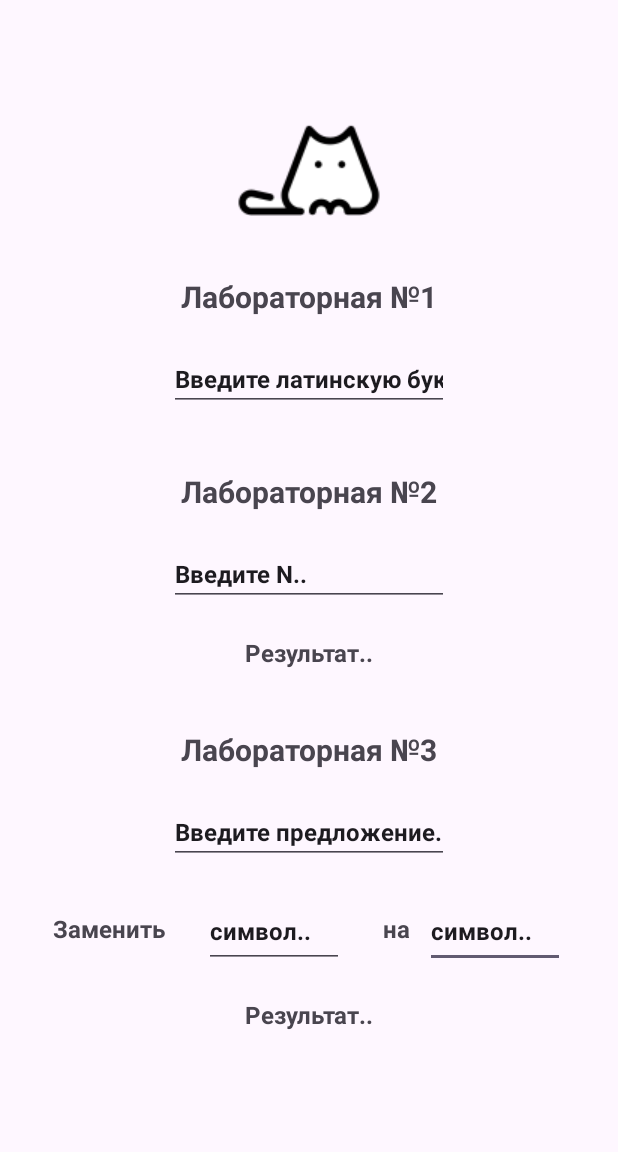
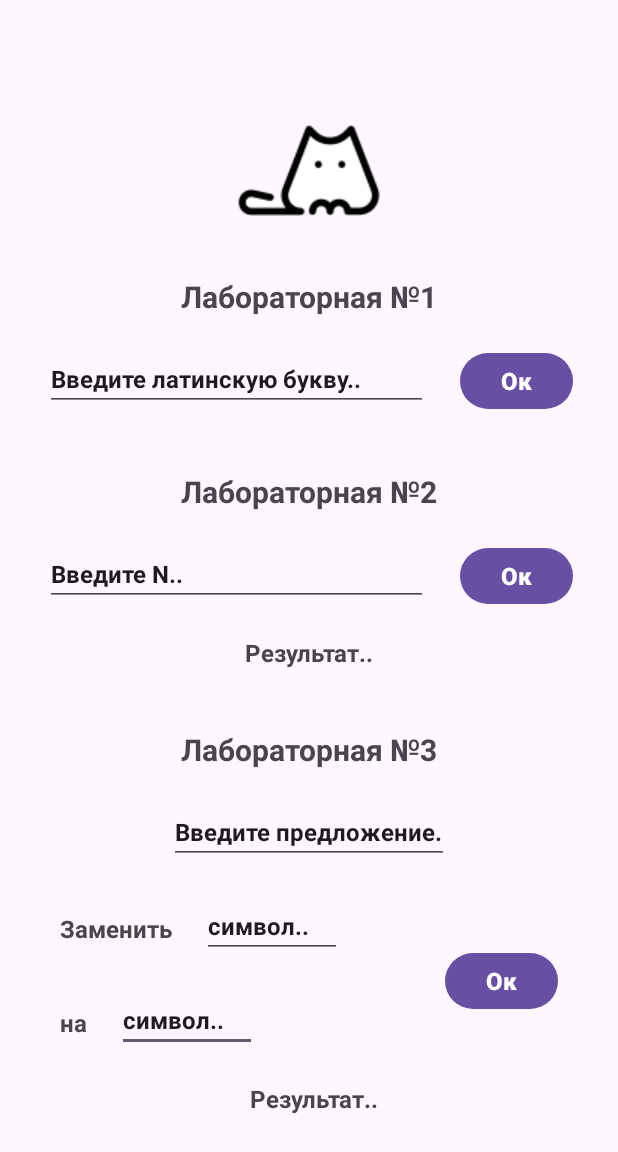
Before and after one commit to iwikoiti/LabsKotlin, an Android app: the screen it shows after launch (MainActivity), on a phone screen of 412 x 824 dp. Shown: the top 1152 px of the screen. Run offline under Robolectric (Android 15) with nearby library versions, the phone set to English and light mode, and no system bars.

Commit message:
change xml

```diff
--- a/app/src/main/java/com/example/firstmeeting/MainActivity.kt
+++ b/app/src/main/java/com/example/firstmeeting/MainActivity.kt
@@ -17,7 +17,7 @@ class MainActivity : AppCompatActivity() {
             insets
         }
 
-        val
+        //val
 
     }
 }
--- a/app/src/main/res/layout/activity_main.xml
+++ b/app/src/main/res/layout/activity_main.xml
@@ -9,6 +9,30 @@
     android:maxHeight="1170dp"
     tools:context=".MainActivity">
 
+    <Button
+        android:id="@+id/btnLab3"
+        android:layout_width="75dp"
+        android:layout_height="45dp"
+        android:layout_marginTop="55dp"
+        android:layout_marginEnd="40dp"
+        android:text="Ок"
+        android:textSize="16sp"
+        android:textStyle="bold"
+        app:layout_constraintEnd_toEndOf="parent"
+        app:layout_constraintTop_toBottomOf="@+id/inputSuggestion" />
+
+    <Button
+        android:id="@+id/btnLab2"
+        android:layout_width="75dp"
+        android:layout_height="45dp"
+        android:layout_marginTop="20dp"
+        android:layout_marginEnd="30dp"
+        android:text="Ок"
+        android:textSize="16sp"
+        android:textStyle="bold"
+        app:layout_constraintEnd_toEndOf="parent"
+        app:layout_constraintTop_toBottomOf="@+id/lab2" />
+
     <TextView
         android:id="@+id/resultLab3"
         android:layout_width="wrap_content"
@@ -18,35 +42,35 @@
         android:textSize="16sp"
         android:textStyle="bold"
         app:layout_constraintEnd_toEndOf="parent"
-        app:layout_constraintHorizontal_bias="0.501"
+        app:layout_constraintHorizontal_bias="0.512"
         app:layout_constraintStart_toStartOf="parent"
-        app:layout_constraintTop_toBottomOf="@+id/editTextText4" />
+        app:layout_constraintTop_toBottomOf="@+id/editTextText5" />
 
     <EditText
         android:id="@+id/editTextText5"
         android:layout_width="93dp"
-        android:layout_height="49dp"
+        android:layout_height="wrap_content"
+        android:layout_marginStart="20dp"
         android:layout_marginTop="20dp"
-        android:layout_marginEnd="35dp"
         android:ems="10"
         android:inputType="text"
         android:text="символ.."
         android:textSize="16sp"
         android:textStyle="bold"
-        app:layout_constraintEnd_toEndOf="parent"
-        app:layout_constraintTop_toBottomOf="@+id/inputSuggestion" />
+        app:layout_constraintStart_toEndOf="@+id/textView5"
+        app:layout_constraintTop_toBottomOf="@+id/editTextText4" />
 
     <TextView
         android:id="@+id/textView5"
         android:layout_width="wrap_content"
         android:layout_height="wrap_content"
+        android:layout_marginStart="40dp"
         android:layout_marginTop="32dp"
-        android:layout_marginEnd="10dp"
         android:text="на"
         android:textSize="16sp"
         android:textStyle="bold"
-        app:layout_constraintEnd_toStartOf="@+id/editTextText5"
-        app:layout_constraintTop_toBottomOf="@+id/inputSuggestion" />
+        app:layout_constraintStart_toStartOf="parent"
+        app:layout_constraintTop_toBottomOf="@+id/editTextText4" />
 
     <ImageView
         android:id="@+id/imageView"
@@ -89,29 +113,29 @@
 
     <EditText
         android:id="@+id/inputLetter"
-        android:layout_width="wrap_content"
+        android:layout_width="255dp"
         android:layout_height="wrap_content"
+        android:layout_marginStart="30dp"
         android:layout_marginTop="20dp"
         android:ems="10"
         android:inputType="text"
         android:text="Введите латинскую букву.."
         android:textSize="16sp"
         android:textStyle="bold"
-        app:layout_constraintEnd_toEndOf="parent"
         app:layout_constraintStart_toStartOf="parent"
         app:layout_constraintTop_toBottomOf="@+id/textView" />
 
     <EditText
         android:id="@+id/inputNValue"
-        android:layout_width="wrap_content"
+        android:layout_width="255dp"
         android:layout_height="wrap_content"
+        android:layout_marginStart="30dp"
         android:layout_marginTop="20dp"
         android:ems="10"
         android:inputType="number"
         android:text="Введите N.."
         android:textSize="16sp"
         android:textStyle="bold"
-        app:layout_constraintEnd_toEndOf="parent"
         app:layout_constraintStart_toStartOf="parent"
         app:layout_constraintTop_toBottomOf="@+id/lab2" />
 
@@ -160,7 +184,7 @@
         android:id="@+id/textView4"
         android:layout_width="wrap_content"
         android:layout_height="wrap_content"
-        android:layout_marginStart="35dp"
+        android:layout_marginStart="40dp"
         android:layout_marginTop="32dp"
         android:text="Заменить"
         android:textSize="16sp"
@@ -171,17 +195,27 @@
     <EditText
         android:id="@+id/editTextText4"
         android:layout_width="93dp"
-        android:layout_height="49dp"
-        android:layout_marginStart="10dp"
+        android:layout_height="wrap_content"
+        android:layout_marginStart="20dp"
         android:layout_marginTop="20dp"
-        android:layout_marginEnd="10dp"
         android:ems="10"
         android:inputType="text"
         android:text="символ.."
         android:textSize="16sp"
         android:textStyle="bold"
-        app:layout_constraintEnd_toStartOf="@+id/textView5"
         app:layout_constraintStart_toEndOf="@+id/textView4"
         app:layout_constraintTop_toBottomOf="@+id/inputSuggestion" />
 
+    <Button
+        android:id="@+id/btnLab1"
+        android:layout_width="75dp"
+        android:layout_height="45dp"
+        android:layout_marginTop="20dp"
+        android:layout_marginEnd="30dp"
+        android:text="Ок"
+        android:textSize="16sp"
+        android:textStyle="bold"
+        app:layout_constraintEnd_toEndOf="parent"
+        app:layout_constraintTop_toBottomOf="@+id/textView" />
+
 </androidx.constraintlayout.widget.ConstraintLayout>
```
